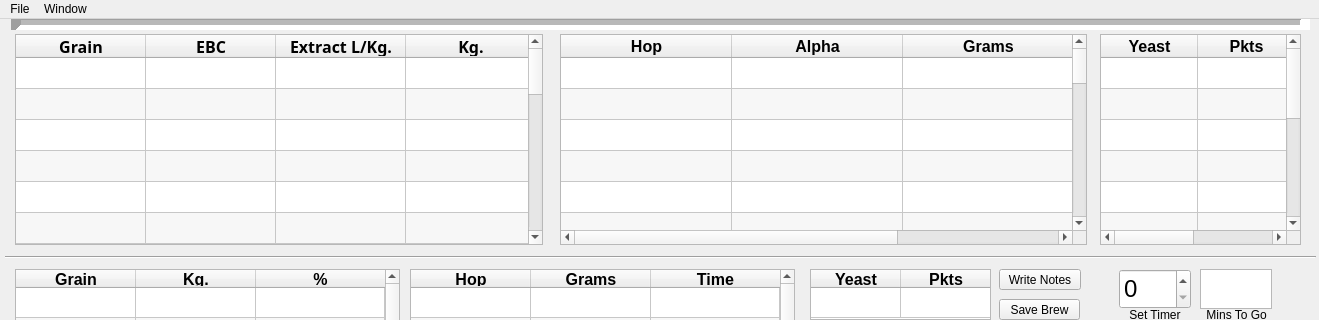
Before: the Qt Designer form UI/alestockUI_v2.ui in andystopford/Brewing, drawn with Qt 5; both pictures show x 0 to 1319 and y 0 to 320 of the 1319 by 702 pixel window.
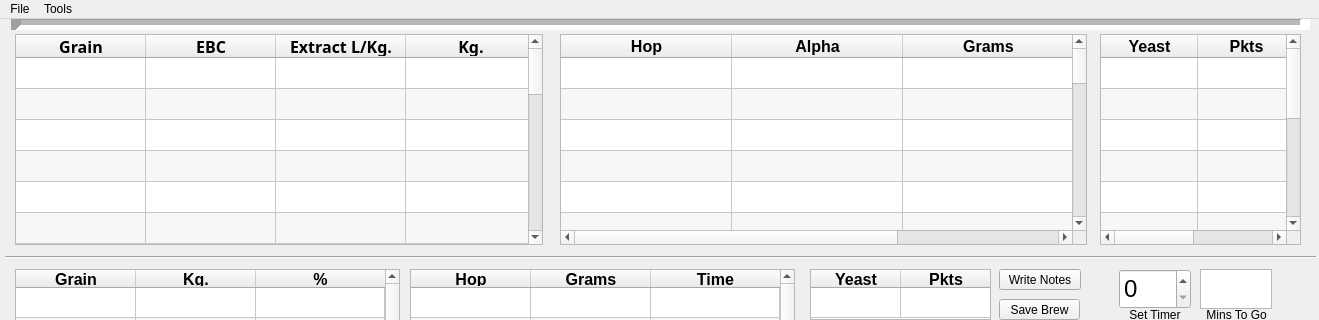
After: the same form once the commit is applied.

```diff
--- a/UI/alestockUI_v2.ui
+++ b/UI/alestockUI_v2.ui
@@ -1999,7 +1999,7 @@
    </widget>
    <widget class="QMenu" name="menuPreferences">
     <property name="title">
-     <string>Window</string>
+     <string>Tools</string>
     </property>
     <addaction name="button_prefs"/>
     <addaction name="button_hydrCorr"/>
```
Left out of the diff: 2 changed lines with no effect on the pictures.
